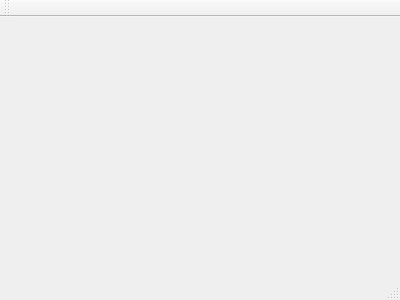
This is mainwindow.ui in aswdev/PaintWithQt as Qt 5 draws it before an edit. The edited form follows.
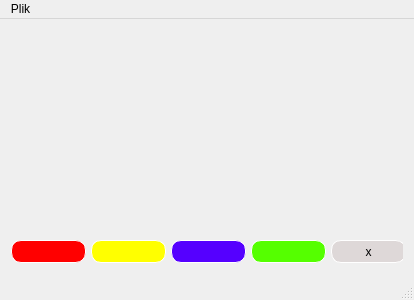
This is the edited form.

Commit message: First layout of the app

Diff of the .ui file:
```diff
--- a/mainwindow.ui
+++ b/mainwindow.ui
@@ -1,24 +1,164 @@
 <ui version="4.0">
  <class>MainWindow</class>
- <widget class="QMainWindow" name="MainWindow" >
-  <property name="geometry" >
+ <widget class="QMainWindow" name="MainWindow">
+  <property name="geometry">
    <rect>
     <x>0</x>
     <y>0</y>
-    <width>400</width>
+    <width>414</width>
     <height>300</height>
    </rect>
   </property>
-  <property name="windowTitle" >
+  <property name="sizePolicy">
+   <sizepolicy hsizetype="Expanding" vsizetype="Expanding">
+    <horstretch>0</horstretch>
+    <verstretch>0</verstretch>
+   </sizepolicy>
+  </property>
+  <property name="windowTitle">
    <string>MainWindow</string>
   </property>
-  <widget class="QMenuBar" name="menuBar" />
-  <widget class="QToolBar" name="mainToolBar" />
-  <widget class="QWidget" name="centralWidget" />
-  <widget class="QStatusBar" name="statusBar" />
+  <widget class="QWidget" name="centralWidget">
+   <layout class="QGridLayout" name="gridLayout">
+    <item row="0" column="0">
+     <widget class="QWidget" name="widget" native="true">
+      <property name="sizePolicy">
+       <sizepolicy hsizetype="Preferred" vsizetype="Preferred">
+        <horstretch>0</horstretch>
+        <verstretch>0</verstretch>
+       </sizepolicy>
+      </property>
+      <widget class="QPushButton" name="red">
+       <property name="geometry">
+        <rect>
+         <x>0</x>
+         <y>210</y>
+         <width>75</width>
+         <height>23</height>
+        </rect>
+       </property>
+       <property name="autoFillBackground">
+        <bool>false</bool>
+       </property>
+       <property name="styleSheet">
+        <string notr="true">background-color: rgb(255, 0, 0);
+border-radius: 10px;
+border: 1px solid white; </string>
+       </property>
+       <property name="text">
+        <string/>
+       </property>
+       <property name="flat">
+        <bool>false</bool>
+       </property>
+      </widget>
+      <widget class="QPushButton" name="yellow">
+       <property name="geometry">
+        <rect>
+         <x>80</x>
+         <y>210</y>
+         <width>75</width>
+         <height>23</height>
+        </rect>
+       </property>
+       <property name="styleSheet">
+        <string notr="true">background-color: rgb(255, 255, 0);
+border-radius: 10px;
+border: 1px solid white; </string>
+       </property>
+       <property name="text">
+        <string/>
+       </property>
+      </widget>
+      <widget class="QPushButton" name="blue">
+       <property name="geometry">
+        <rect>
+         <x>160</x>
+         <y>210</y>
+         <width>75</width>
+         <height>23</height>
+        </rect>
+       </property>
+       <property name="styleSheet">
+        <string notr="true">background-color: rgb(85, 0, 255);
+border-radius: 10px;
+border: 1px solid white; </string>
+       </property>
+       <property name="text">
+        <string/>
+       </property>
+      </widget>
+      <widget class="QPushButton" name="green">
+       <property name="geometry">
+        <rect>
+         <x>240</x>
+         <y>210</y>
+         <width>75</width>
+         <height>23</height>
+        </rect>
+       </property>
+       <property name="styleSheet">
+        <string notr="true">background-color: rgb(85, 255, 0);
+border-radius: 10px;
+border: 1px solid white; </string>
+       </property>
+       <property name="text">
+        <string/>
+       </property>
+      </widget>
+      <widget class="QPushButton" name="erase">
+       <property name="geometry">
+        <rect>
+         <x>320</x>
+         <y>210</y>
+         <width>75</width>
+         <height>23</height>
+        </rect>
+       </property>
+       <property name="styleSheet">
+        <string notr="true">background-color: rgb(222, 216, 216);
+border-radius: 10px;
+border: 1px solid white; </string>
+       </property>
+       <property name="text">
+        <string>x</string>
+       </property>
+      </widget>
+     </widget>
+    </item>
+   </layout>
+  </widget>
+  <widget class="QMenuBar" name="menuBar">
+   <property name="geometry">
+    <rect>
+     <x>0</x>
+     <y>0</y>
+     <width>414</width>
+     <height>21</height>
+    </rect>
+   </property>
+   <widget class="QMenu" name="menuPlik">
+    <property name="title">
+     <string>Plik</string>
+    </property>
+    <addaction name="actionZapisz_jako"/>
+    <addaction name="actionZako_cz"/>
+   </widget>
+   <addaction name="menuPlik"/>
+  </widget>
+  <widget class="QStatusBar" name="statusBar"/>
+  <action name="actionZapisz_jako">
+   <property name="text">
+    <string>Zapisz jako...</string>
+   </property>
+  </action>
+  <action name="actionZako_cz">
+   <property name="text">
+    <string>Zakończ</string>
+   </property>
+  </action>
  </widget>
- <layoutDefault spacing="6" margin="11" />
- <pixmapfunction></pixmapfunction>
+ <layoutdefault spacing="6" margin="11"/>
  <resources/>
  <connections/>
 </ui>
```
Left out of the diff: 1 changed line with no effect on the pictures.
